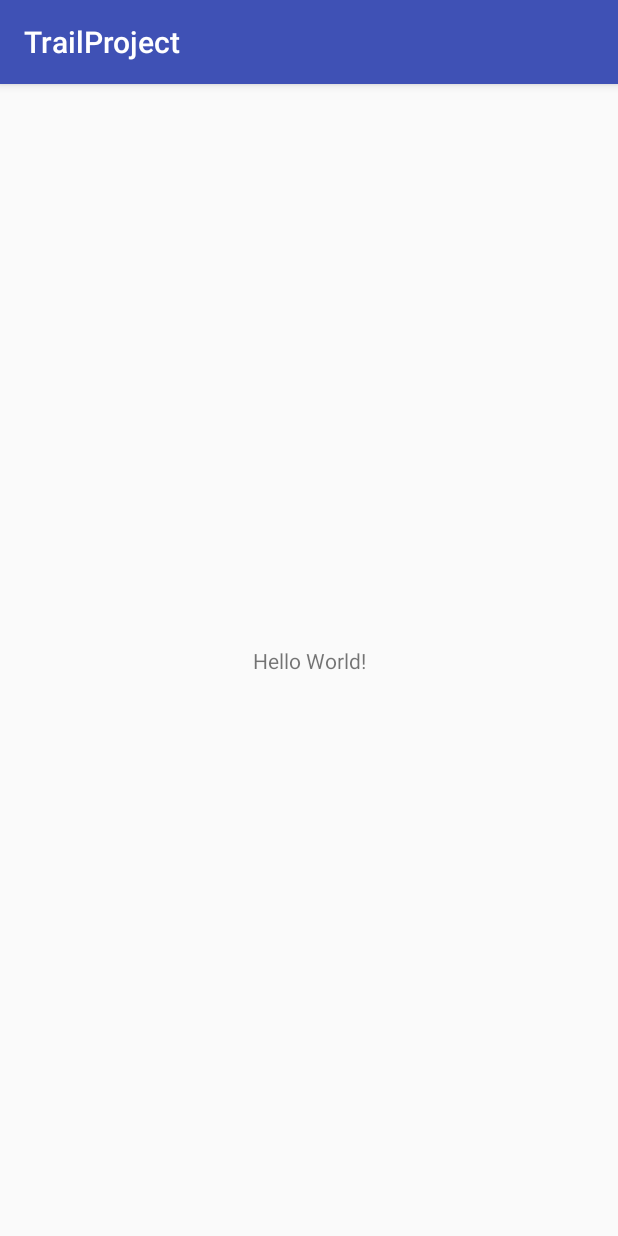
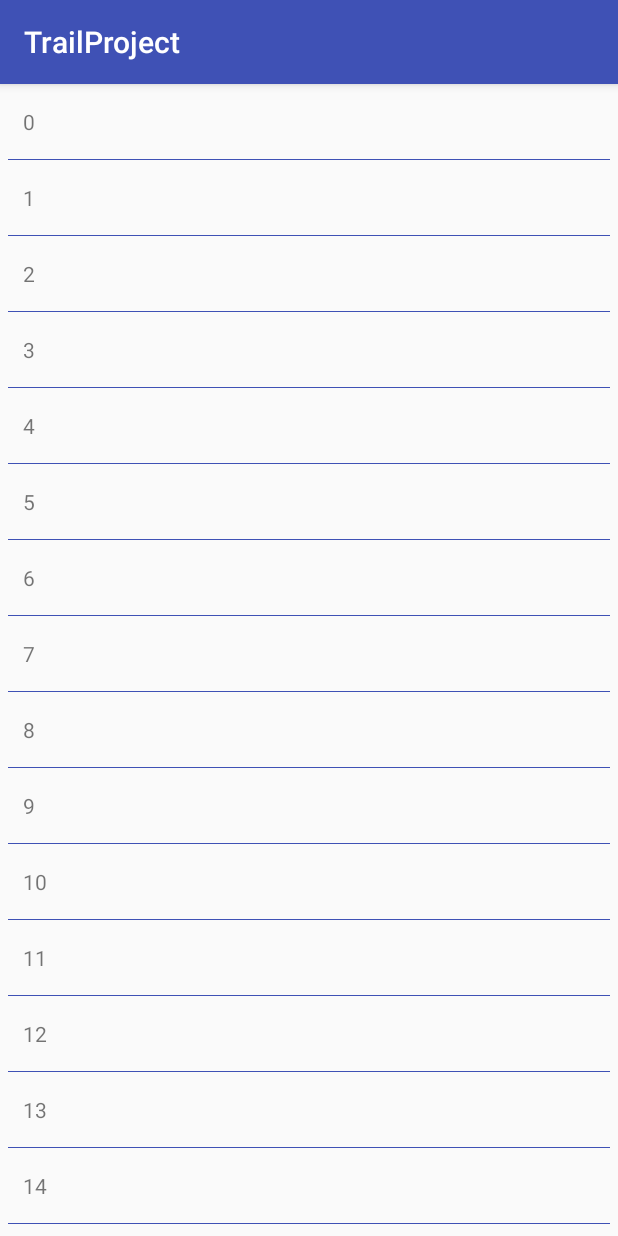
Before and after one commit to krtkush/Trail, an Android app: the screen it shows after launch (MainActivity), on a phone screen of 412 x 824 dp. Run offline under Robolectric (Android 15) with nearby library versions, the phone set to English and light mode, and no system bars.

Commit message:
Added demo app.

```diff
--- /dev/null
+++ b/app/src/main/java/krtkush/github/io/trailproject/Adapter.java
@@ -0,0 +1,75 @@
+package krtkush.github.io.trailproject;
+
+import android.content.Context;
+import android.support.v7.widget.RecyclerView;
+import android.view.LayoutInflater;
+import android.view.View;
+import android.view.ViewGroup;
+import android.widget.TextView;
+
+import java.util.ArrayList;
+
+/**
+ * Created by kartikeykushwaha on 15/03/17.
+ */
+
+public class Adapter extends RecyclerView.Adapter<RecyclerView.ViewHolder> {
+
+    private ArrayList<String> arrayList;
+    private Context context;
+
+    public Adapter(Context context, ArrayList<String> arrayList) {
+
+        this.context = context;
+        this.arrayList = arrayList;
+    }
+
+    @Override
+    public RecyclerView.ViewHolder onCreateViewHolder(ViewGroup parent, int viewType) {
+
+        RecyclerView.ViewHolder viewHolder;
+        LayoutInflater inflater = LayoutInflater.from(parent.getContext());
+        View view = inflater.inflate(R.layout.item, parent, false);
+        viewHolder = new ViewHolder(view);
+
+        return viewHolder;
+    }
+
+    @Override
+    public void onBindViewHolder(RecyclerView.ViewHolder holder, int position) {
+
+        final ViewHolder viewHolder = (ViewHolder) holder;
+
+        viewHolder.text.setText(arrayList.get(position));
+    }
+
+    @Override
+    public int getItemCount() {
+        return arrayList.size();
+    }
+
+    public class ViewHolder extends RecyclerView.ViewHolder {
+
+        public TextView text;
+
+        public ViewHolder(View view) {
+            super(view);
+
+            text = (TextView) view.findViewById(R.id.text);
+        }
+    }
+
+    @Override
+    public void onViewAttachedToWindow(RecyclerView.ViewHolder holder) {
+        super.onViewAttachedToWindow(holder);
+
+        //Log.i("Item attached.", String.valueOf(holder.getAdapterPosition()));
+    }
+
+    @Override
+    public void onViewDetachedFromWindow(RecyclerView.ViewHolder holder) {
+        super.onViewDetachedFromWindow(holder);
+
+        //Log.i("Item detached.", String.valueOf(holder.getAdapterPosition()));
+    }
+}
--- a/app/src/main/java/krtkush/github/io/trailproject/MainActivity.java
+++ b/app/src/main/java/krtkush/github/io/trailproject/MainActivity.java
@@ -1,13 +1,55 @@
 package krtkush.github.io.trailproject;
 
+import android.os.Bundle;
 import android.support.v7.app.AppCompatActivity;
-import android.os.Bundle;
+import android.support.v7.widget.LinearLayoutManager;
+import android.support.v7.widget.RecyclerView;
+
+import java.util.ArrayList;
+
+import krtkush.github.io.trail.Trail;
 
 public class MainActivity extends AppCompatActivity {
+
+    private Trail trail;
 
     @Override
     protected void onCreate(Bundle savedInstanceState) {
         super.onCreate(savedInstanceState);
         setContentView(R.layout.activity_main);
+
+        RecyclerView recyclerView = (RecyclerView) findViewById(R.id.recyclerView);
+
+        ArrayList<String> listValues = new ArrayList<>();
+
+        for (int i = 0; i < 30; i++)
+            listValues.add(i, String.valueOf(i));
+
+        LinearLayoutManager linearLayoutManager = new LinearLayoutManager(this);
+        Adapter adapter = new Adapter(this, listValues);
+
+        recyclerView.setLayoutManager(linearLayoutManager);
+        recyclerView.setAdapter(adapter);
+
+        trail = new Trail.Builder()
+                .setRecyclerView(recyclerView)
+                .setMinimumViewingTimeThreshold(2000)
+                .setMinimumVisibleHeightThreshold(60)
+                .setDataDumpInterval(30000)
+                .build();
+    }
+
+    @Override
+    protected void onResume() {
+        super.onResume();
+
+        trail.startTracking();
+    }
+
+    @Override
+    protected void onPause() {
+        super.onPause();
+
+        trail.getTrackingData(true);
     }
 }
--- a/app/src/main/res/layout/activity_main.xml
+++ b/app/src/main/res/layout/activity_main.xml
@@ -1,18 +1,17 @@
 <?xml version="1.0" encoding="utf-8"?>
-<android.support.constraint.ConstraintLayout xmlns:android="http://schemas.android.com/apk/res/android"
+<LinearLayout
+    android:layout_width="match_parent"
+    android:layout_height="wrap_content"
+    android:orientation="vertical"
+    xmlns:android="http://schemas.android.com/apk/res/android"
     xmlns:app="http://schemas.android.com/apk/res-auto"
     xmlns:tools="http://schemas.android.com/tools"
-    android:layout_width="match_parent"
-    android:layout_height="match_parent"
     tools:context="krtkush.github.io.trailproject.MainActivity">
 
-    <TextView
-        android:layout_width="wrap_content"
+    <android.support.v7.widget.RecyclerView
+        android:id="@+id/recyclerView"
+        android:layout_width="match_parent"
         android:layout_height="wrap_content"
-        android:text="Hello World!"
-        app:layout_constraintBottom_toBottomOf="parent"
-        app:layout_constraintLeft_toLeftOf="parent"
-        app:layout_constraintRight_toRightOf="parent"
-        app:layout_constraintTop_toTopOf="parent" />
+        android:scrollbars="vertical" />
 
-</android.support.constraint.ConstraintLayout>
+</LinearLayout>
--- /dev/null
+++ b/app/src/main/res/layout/item.xml
@@ -0,0 +1,21 @@
+<?xml version="1.0" encoding="utf-8"?>
+
+<LinearLayout
+    android:layout_width="match_parent"
+    android:layout_height="wrap_content"
+    android:orientation="vertical"
+    xmlns:android="http://schemas.android.com/apk/res/android">
+
+    <TextView
+        android:id="@+id/text"
+        android:layout_width="match_parent"
+        android:layout_height="wrap_content"
+        android:padding="15dp"/>
+
+    <View
+        android:layout_width="match_parent"
+        android:layout_height="1px"
+        android:layout_marginLeft="5dp"
+        android:layout_marginRight="5dp"
+        android:background="@color/colorPrimary"/>
+</LinearLayout>
--- a/trail/src/main/java/krtkush/github/io/trail/TrackingData.java
+++ b/trail/src/main/java/krtkush/github/io/trail/TrackingData.java
@@ -9,7 +9,7 @@ public class TrackingData {
     // Duration for which the view has been viewed.
     private long viewDuration;
 
-    // Unique ID for the view that was viewed.
+    // Unique Id for the view that was viewed.
     private String viewId;
 
     // Percentage of height visible
--- a/trail/src/main/java/krtkush/github/io/trail/Trail.java
+++ b/trail/src/main/java/krtkush/github/io/trail/Trail.java
@@ -41,7 +41,7 @@ public class Trail {
     private long dataDumpInterval;
 
     // The minimum time user must spend on a view item for its tracking data to be considered.
-    private long minimumTimeThreshold;
+    private long minimumViewingTimeThreshold;
 
     // The minimum amount of area of the list item that should be on
     // the screen for the tracking to start.
@@ -52,7 +52,7 @@ public class Trail {
         this.recyclerView = builder.recyclerView;
         this.dataDumpInterval = builder.dataDumpInterval;
         this.minimumVisibleHeightThreshold = builder.minimumVisibleHeightThreshold;
-        this.minimumTimeThreshold = builder.minimumTimeThreshold;
+        this.minimumViewingTimeThreshold = builder.minimumViewingTimeThreshold;
     }
 
     /**
@@ -106,7 +106,7 @@ public class Trail {
 
                             long duration = endTime - startTime;
 
-                            if (duration > minimumTimeThreshold) {
+                            if (duration > minimumViewingTimeThreshold) {
 
                                 View itemView = recyclerView.getLayoutManager()
                                         .findViewByPosition(positionOfViewsViewed.get(trackedViewsCount));
@@ -163,7 +163,7 @@ public class Trail {
 
                 long duration = endTime - startTime;
 
-                if (duration > minimumTimeThreshold) {
+                if (duration > minimumViewingTimeThreshold) {
 
                     View itemView = recyclerView.getLayoutManager()
                             .findViewByPosition(positionOfViewsViewed.get(trackedViewsCount));
@@ -314,11 +314,10 @@ public class Trail {
      */
     public static class Builder {
 
-        private long deviceId;
         private RecyclerView recyclerView;
         private long dataDumpInterval = 60000; // Default to 1 minute.
         private double minimumVisibleHeightThreshold = 60; // Default to 60 percent.
-        private long minimumTimeThreshold = 3000; // Default to 3 seconds.
+        private long minimumViewingTimeThreshold = 3000; // Default to 3 seconds.
 
         /**
          * Interval after which the data should be handed over to the user.
@@ -352,11 +351,11 @@ public class Trail {
 
         /**
          * The minimum time user must spend on a view item for its tracking data to be considered.
-         * @param minimumTimeThreshold
+         * @param minimumViewingTimeThreshold
          * @return
          */
-        public Builder setMinimumTimeThreshold(long minimumTimeThreshold) {
-            this.minimumTimeThreshold = minimumTimeThreshold;
+        public Builder setMinimumViewingTimeThreshold(long minimumViewingTimeThreshold) {
+            this.minimumViewingTimeThreshold = minimumViewingTimeThreshold;
             return this;
         }
 
```
